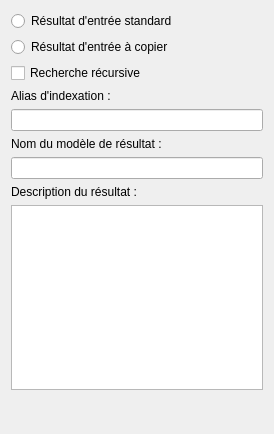
Qt form stepcreatorv2/widgets/inresultwidget.ui (computree/computree-v3) before a commit.
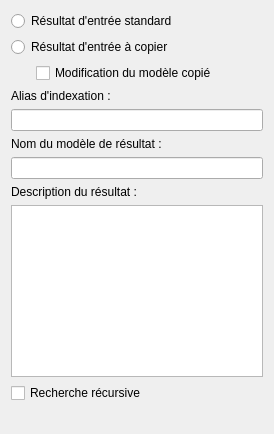
The same form after that commit.

```diff
--- a/stepcreatorv2/widgets/inresultwidget.ui
+++ b/stepcreatorv2/widgets/inresultwidget.ui
@@ -35,10 +35,31 @@
     </widget>
    </item>
    <item>
-    <widget class="QCheckBox" name="cb_recursive">
-     <property name="text">
-      <string>Recherche récursive</string>
-     </property>
+    <widget class="QWidget" name="widget" native="true">
+     <layout class="QHBoxLayout" name="horizontalLayout">
+      <property name="spacing">
+       <number>0</number>
+      </property>
+      <property name="leftMargin">
+       <number>25</number>
+      </property>
+      <property name="topMargin">
+       <number>0</number>
+      </property>
+      <property name="rightMargin">
+       <number>0</number>
+      </property>
+      <property name="bottomMargin">
+       <number>0</number>
+      </property>
+      <item>
+       <widget class="QCheckBox" name="cb_modifyModel">
+        <property name="text">
+         <string>Modification du modèle copié</string>
+        </property>
+       </widget>
+      </item>
+     </layout>
     </widget>
    </item>
    <item>
@@ -85,6 +106,13 @@
      </property>
     </widget>
    </item>
+   <item>
+    <widget class="QCheckBox" name="cb_recursive">
+     <property name="text">
+      <string>Recherche récursive</string>
+     </property>
+    </widget>
+   </item>
    <item>
     <spacer name="verticalSpacer">
      <property name="orientation">
```
